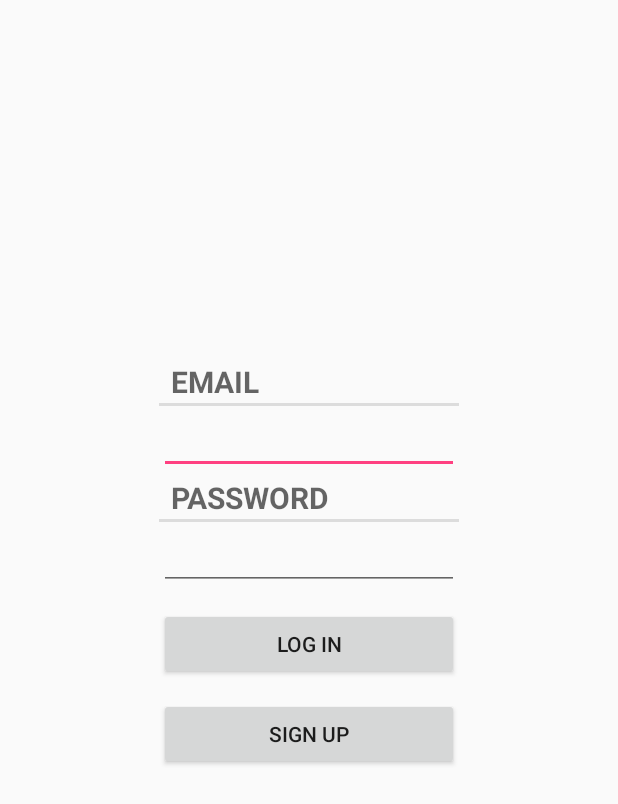
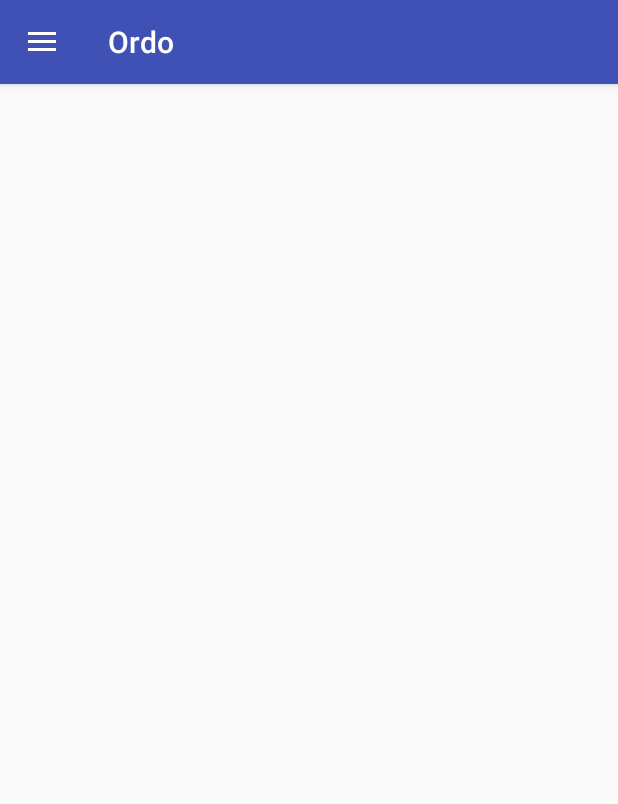
Before and after one commit to IulianCaluian/OrdoApp, an Android app: the screen it shows after launch (LogInActivity before the commit, MainActivity after it), on a phone screen of 412 x 824 dp. Shown: the top 804 px of the screen. Run offline under Robolectric (Android 15) with nearby library versions, the phone set to English and light mode, and no system bars.

Commit message:
Adaugare drawer menu

```diff
--- a/app/build.gradle
+++ b/app/build.gradle
@@ -19,13 +19,14 @@ android {
 }
 
 dependencies {
-    implementation fileTree(dir: 'libs', include: ['*.jar'])
+    implementation fileTree(include: ['*.jar'], dir: 'libs')
     implementation 'com.android.support:appcompat-v7:28.0.0'
     implementation 'com.android.support.constraint:constraint-layout:1.1.3'
     implementation 'com.google.firebase:firebase-auth:11.6.0'
     testImplementation 'junit:junit:4.12'
     androidTestImplementation 'com.android.support.test:runner:1.0.2'
     androidTestImplementation 'com.android.support.test.espresso:espresso-core:3.0.2'
+    implementation 'com.android.support:design:28.0.0'
 }
 
 apply plugin: 'com.google.gms.google-services'
--- a/app/src/main/AndroidManifest.xml
+++ b/app/src/main/AndroidManifest.xml
@@ -12,13 +12,15 @@
         <activity android:name=".SignUpActivity">
         </activity>
         <activity android:name=".LogInActivity">
+
+        </activity>
+        <activity android:name=".MainActivity">
             <intent-filter>
                 <action android:name="android.intent.action.MAIN" />
 
                 <category android:name="android.intent.category.LAUNCHER" />
             </intent-filter>
         </activity>
-        <activity android:name=".MainActivity"></activity>
     </application>
 
 </manifest>
--- a/app/src/main/java/ordo/azurewebsites/net/ordo/MainActivity.java
+++ b/app/src/main/java/ordo/azurewebsites/net/ordo/MainActivity.java
@@ -1,13 +1,38 @@
 package ordo.azurewebsites.net.ordo;
 
+import android.support.v4.view.GravityCompat;
+import android.support.v4.widget.DrawerLayout;
+import android.support.v7.app.ActionBarDrawerToggle;
 import android.support.v7.app.AppCompatActivity;
 import android.os.Bundle;
+import android.support.v7.widget.Toolbar;
+import android.view.Gravity;
 
 public class MainActivity extends AppCompatActivity {
+    private Toolbar mToolbar;
+    private DrawerLayout drawer;
 
     @Override
     protected void onCreate(Bundle savedInstanceState) {
         super.onCreate(savedInstanceState);
         setContentView(R.layout.activity_main);
+
+        mToolbar = findViewById(R.id.toolbar);
+        setSupportActionBar(mToolbar);
+
+        drawer = findViewById(R.id.drawer_layout);
+        ActionBarDrawerToggle toggle = new ActionBarDrawerToggle(this,drawer,mToolbar,R.string.navigation_drawer_open,R.string.navigation_drawer_close);
+
+        drawer.addDrawerListener(toggle);
+        toggle.syncState();
+    }
+
+    @Override
+    public void onBackPressed() {
+        if(drawer.isDrawerOpen(GravityCompat.START)){
+            drawer.closeDrawer(GravityCompat.START);
+        }else {
+            super.onBackPressed();
+        }
     }
 }
--- a/app/src/main/res/layout/activity_main.xml
+++ b/app/src/main/res/layout/activity_main.xml
@@ -1,9 +1,40 @@
 <?xml version="1.0" encoding="utf-8"?>
-<android.support.constraint.ConstraintLayout xmlns:android="http://schemas.android.com/apk/res/android"
+<android.support.v4.widget.DrawerLayout xmlns:android="http://schemas.android.com/apk/res/android"
     xmlns:app="http://schemas.android.com/apk/res-auto"
     xmlns:tools="http://schemas.android.com/tools"
+    android:id="@+id/drawer_layout"
+    android:fitsSystemWindows="true"
     android:layout_width="match_parent"
     android:layout_height="match_parent"
-    tools:context=".MainActivity">
+    tools:context=".MainActivity"
+    tools:openDrawer="start">
 
-</android.support.constraint.ConstraintLayout>
+    <LinearLayout
+        android:layout_width="match_parent"
+        android:layout_height="match_parent"
+        android:orientation="vertical">
+        <android.support.v7.widget.Toolbar
+            android:id="@+id/toolbar"
+            android:layout_width="match_parent"
+            android:layout_height="?attr/actionBarSize"
+            android:background="@color/colorPrimary"
+            android:theme = "@style/ThemeOverlay.AppCompat.Dark.ActionBar"
+            app:popupTheme="@style/ThemeOverlay.AppCompat.Light"
+            android:elevation="4dp"/>
+
+        <FrameLayout
+            android:id="@+id/fragment_container"
+            android:layout_width="match_parent"
+            android:layout_height="match_parent"/>
+
+    </LinearLayout>
+
+    <android.support.design.widget.NavigationView
+        android:layout_width="wrap_content"
+        android:layout_height="match_parent"
+        android:layout_gravity="start"
+        android:id="@+id/nav_view"
+        app:headerLayout="@layout/nav_header"
+        app:menu="@menu/drawer_menu"/>
+
+</android.support.v4.widget.DrawerLayout>
--- /dev/null
+++ b/app/src/main/res/menu/drawer_menu.xml
@@ -0,0 +1,25 @@
+<?xml version="1.0" encoding="utf-8"?>
+<menu xmlns:android="http://schemas.android.com/apk/res/android"
+    xmlns:tools="http://schemas.android.com/tools"
+    tools:showIn="navigation_view">
+
+    <group android:checkableBehavior="single">
+        <item android:id="@+id/nav_scan"
+            android:title="Scan"/>
+        <item android:id="@+id/nav_restaurant"
+            android:title="Restaurant"/>
+        <item android:id="@+id/nav_menu"
+            android:title="Meniu"/>
+        <item android:id="@+id/nav_history"
+            android:title="Istoric comenzi"/>
+        <item android:id="@+id/nav_settings"
+            android:title="Setari"/>
+    </group>
+
+    <item android:title="Delogare">
+        <menu>
+            <item android:id="@+id/nav_log_off"
+                android:title="Log off"/>
+        </menu>
+    </item>
+</menu>
--- a/app/src/main/res/values/strings.xml
+++ b/app/src/main/res/values/strings.xml
@@ -4,4 +4,6 @@
     <string name="password_label">Password</string>
     <string name="sign_up_label">Sign up</string>
     <string name="log_in_label">Log In</string>
+    <string name="navigation_drawer_open">Open navigation drawer</string>
+    <string name="navigation_drawer_close">Close navigation drawer</string>
 </resources>
```
Also changed, not shown: app/src/main/res/layout/nav_header.xml (added, +23 -0 lines).
